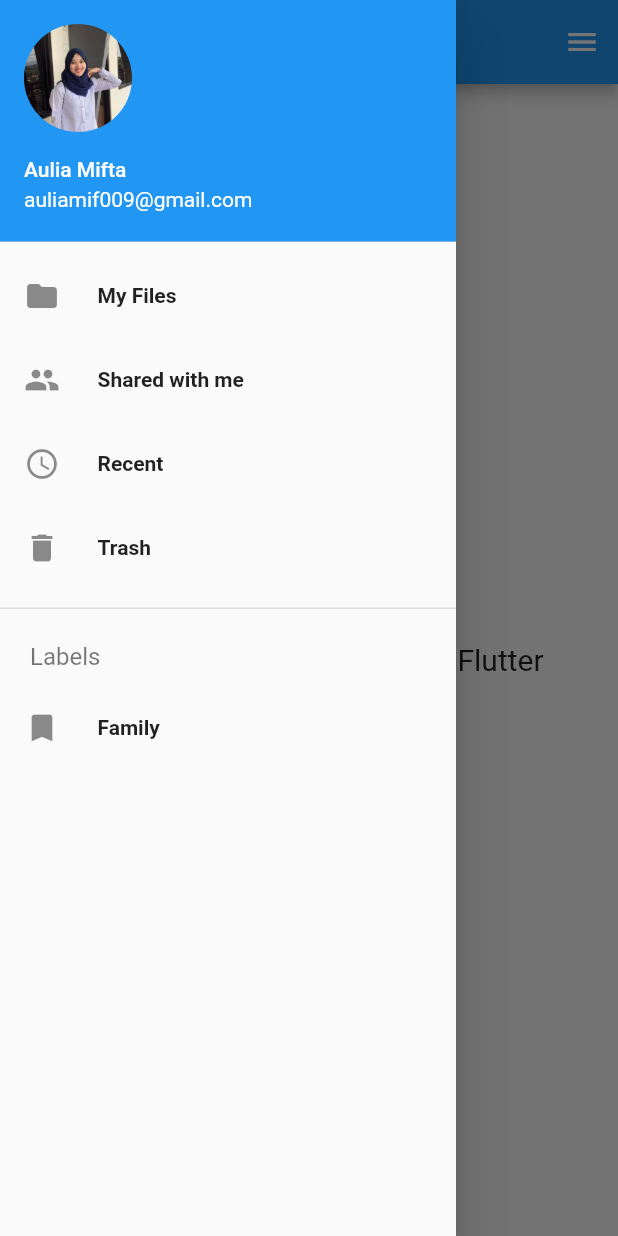
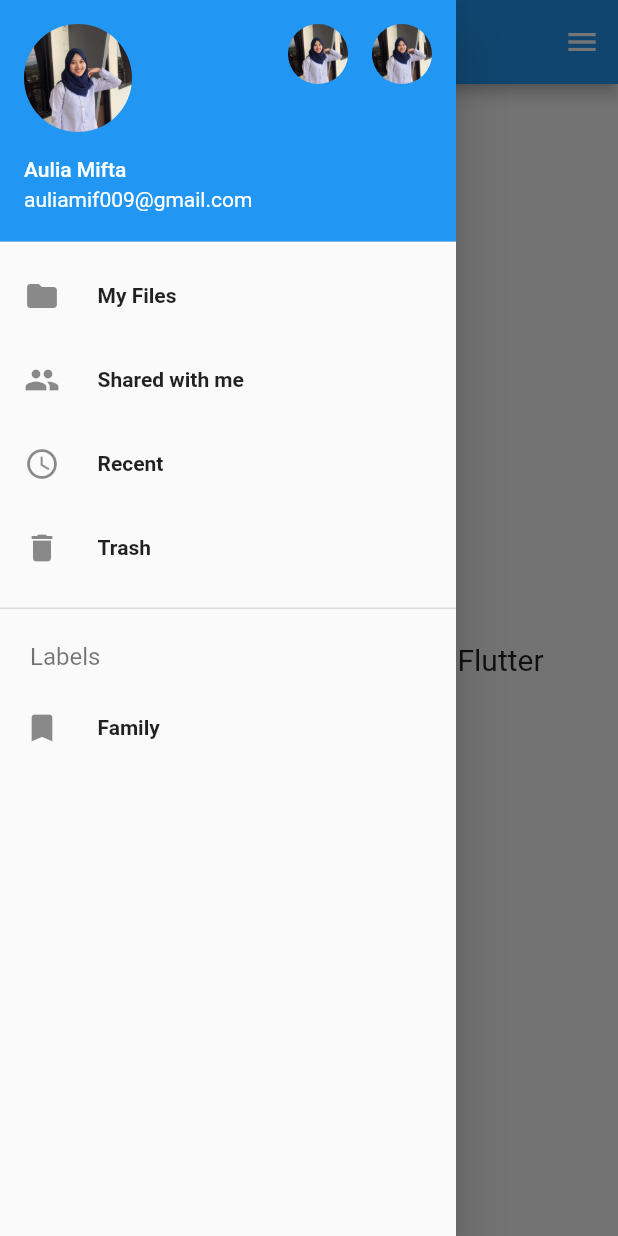
Before and after one commit to auliaMif/flutter, a Flutter app: the screen it shows after launch, with the side drawer open, on a phone screen of 412 x 824 dp. Run offline on Flutter 3.47's test engine with Material 2 defaults, Android fonts, the phone set to English and light mode, and no system bars.

```diff
--- a/lib/nav-drawer.dart
+++ b/lib/nav-drawer.dart
@@ -33,14 +33,14 @@ Widget _drawerHeader() {
     currentAccountPicture: ClipOval(
       child: Image(image: AssetImage('assets/aulia.jpg'), fit: BoxFit.cover),
     ),
-    // otherAccountsPictures: [
-    //   ClipOval(
-    //     child: Image(image: AssetImage('assets/images/orang1.jpg'), fit: BoxFit.cover),
-    //   ),
-    //   ClipOval(
-    //     child: Image(image: AssetImage('assets/images/orang3.jpeg'), fit: BoxFit.cover),
-    //   )
-    // ],
+    otherAccountsPictures: [
+      ClipOval(
+        child: Image(image: AssetImage('assets/aulia.jpg'), fit: BoxFit.cover),
+      ),
+      ClipOval(
+        child: Image(image: AssetImage('assets/aulia.jpg'), fit: BoxFit.cover),
+      )
+    ],
     accountName: Text('Aulia Mifta'),
     accountEmail: Text('auliamif009@gmail.com'),
   );
```
Also changed, not shown: 1 other file.
